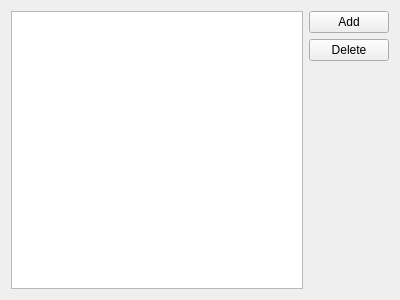
This is src/qt/forms/filterlist.ui in ivansib/sibcoin-old as Qt 5 draws it before an edit. The edited form follows.
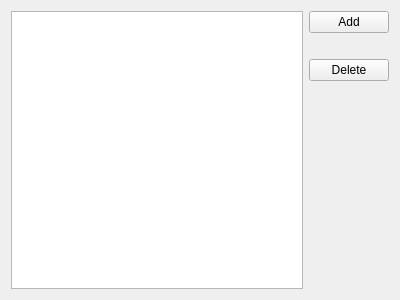
This is the edited form.

Patch:
```diff
--- a/src/qt/forms/filterlist.ui
+++ b/src/qt/forms/filterlist.ui
@@ -26,6 +26,22 @@
        </property>
       </widget>
      </item>
+     <item>
+      <spacer name="verticalSpacer_2">
+       <property name="orientation">
+        <enum>Qt::Vertical</enum>
+       </property>
+       <property name="sizeType">
+        <enum>QSizePolicy::Fixed</enum>
+       </property>
+       <property name="sizeHint" stdset="0">
+        <size>
+         <width>20</width>
+         <height>20</height>
+        </size>
+       </property>
+      </spacer>
+     </item>
      <item>
       <widget class="QPushButton" name="btnDelete">
        <property name="text">
```
Left out of the diff: 6 changed lines with no effect on the pictures.
